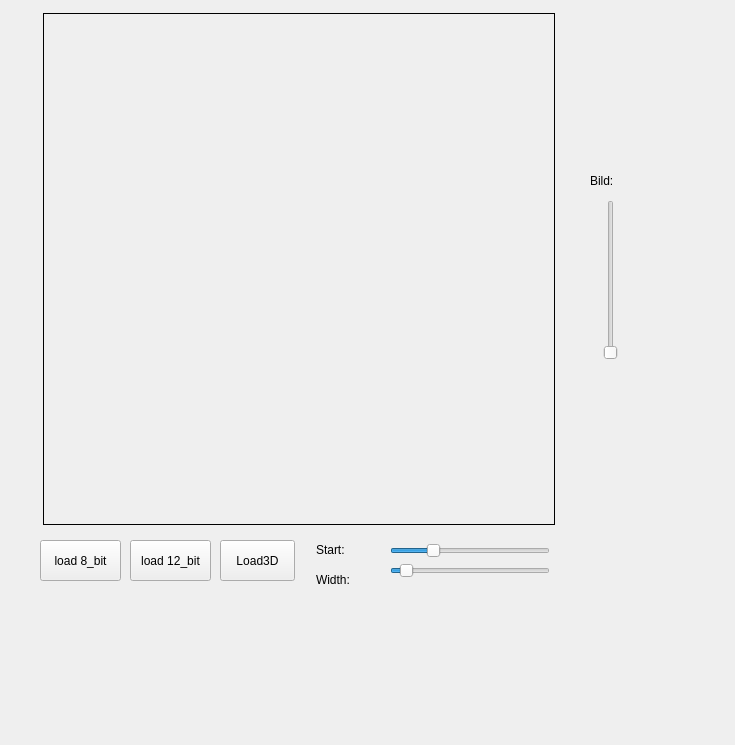
Old version of the form app/widget.ui in the repository jupp-kh/SWEIDM.
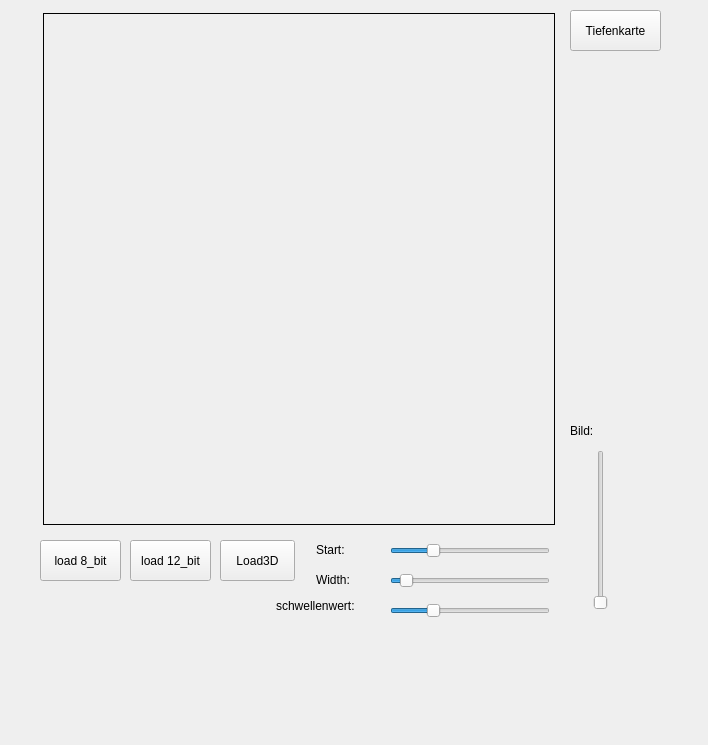
New version of the form.

Commit message: segmentierung & tiefenkarte

```diff
--- a/app/widget.ui
+++ b/app/widget.ui
@@ -6,7 +6,7 @@
    <rect>
     <x>0</x>
     <y>0</y>
-    <width>735</width>
+    <width>708</width>
     <height>745</height>
    </rect>
   </property>
@@ -78,7 +78,7 @@
    <property name="geometry">
     <rect>
      <x>390</x>
-     <y>560</y>
+     <y>570</y>
      <width>160</width>
      <height>22</height>
     </rect>
@@ -138,8 +138,8 @@
   <widget class="QSlider" name="verticalSlider_schichten">
    <property name="geometry">
     <rect>
-     <x>600</x>
-     <y>200</y>
+     <x>590</x>
+     <y>450</y>
      <width>22</width>
      <height>160</height>
     </rect>
@@ -154,8 +154,8 @@
   <widget class="QLabel" name="label_schicht">
    <property name="geometry">
     <rect>
-     <x>590</x>
-     <y>170</y>
+     <x>570</x>
+     <y>420</y>
      <width>61</width>
      <height>21</height>
     </rect>
@@ -164,6 +164,51 @@
     <string>Bild:</string>
    </property>
   </widget>
+  <widget class="QSlider" name="horizontalSlider_schwellenwert">
+   <property name="geometry">
+    <rect>
+     <x>390</x>
+     <y>600</y>
+     <width>160</width>
+     <height>22</height>
+    </rect>
+   </property>
+   <property name="minimum">
+    <number>-1024</number>
+   </property>
+   <property name="maximum">
+    <number>3071</number>
+   </property>
+   <property name="orientation">
+    <enum>Qt::Horizontal</enum>
+   </property>
+  </widget>
+  <widget class="QLabel" name="label_schwellenwert">
+   <property name="geometry">
+    <rect>
+     <x>276</x>
+     <y>590</y>
+     <width>121</width>
+     <height>31</height>
+    </rect>
+   </property>
+   <property name="text">
+    <string>schwellenwert:</string>
+   </property>
+  </widget>
+  <widget class="QPushButton" name="pushButton_tiefenkarte">
+   <property name="geometry">
+    <rect>
+     <x>570</x>
+     <y>10</y>
+     <width>91</width>
+     <height>41</height>
+    </rect>
+   </property>
+   <property name="text">
+    <string>Tiefenkarte</string>
+   </property>
+  </widget>
  </widget>
  <resources/>
  <connections/>
```
The commit also changes 8 other files.
